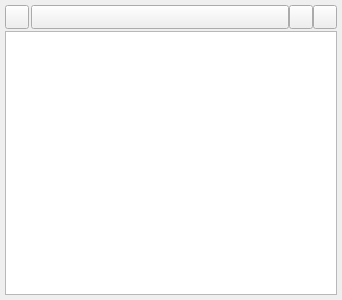
chuanjiabao1981/qatime-win, file qatime-studio/UIBulletscreen.ui: the form before one commit.
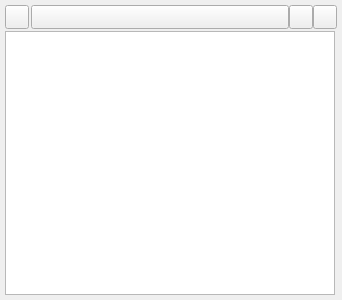
The form after the commit. Icons and pictures are not drawn.

Diff of the .ui file:
```diff
--- a/qatime-studio/UIBulletscreen.ui
+++ b/qatime-studio/UIBulletscreen.ui
@@ -139,6 +139,12 @@
    </item>
    <item>
     <layout class="QHBoxLayout" name="bullet_horizontalLayout">
+     <property name="spacing">
+      <number>0</number>
+     </property>
+     <property name="rightMargin">
+      <number>0</number>
+     </property>
      <item>
       <widget class="QTextBrowser" name="textBrowser">
        <property name="font">
@@ -148,7 +154,29 @@
         </font>
        </property>
        <property name="cursor" stdset="0">
-        <cursorShape>OpenHandCursor</cursorShape>
+        <cursorShape>ArrowCursor</cursorShape>
+       </property>
+       <property name="styleSheet">
+        <string notr="true"/>
+       </property>
+      </widget>
+     </item>
+     <item>
+      <widget class="QLabel" name="label">
+       <property name="minimumSize">
+        <size>
+         <width>2</width>
+         <height>0</height>
+        </size>
+       </property>
+       <property name="maximumSize">
+        <size>
+         <width>2</width>
+         <height>16777215</height>
+        </size>
+       </property>
+       <property name="text">
+        <string/>
        </property>
       </widget>
      </item>
```
